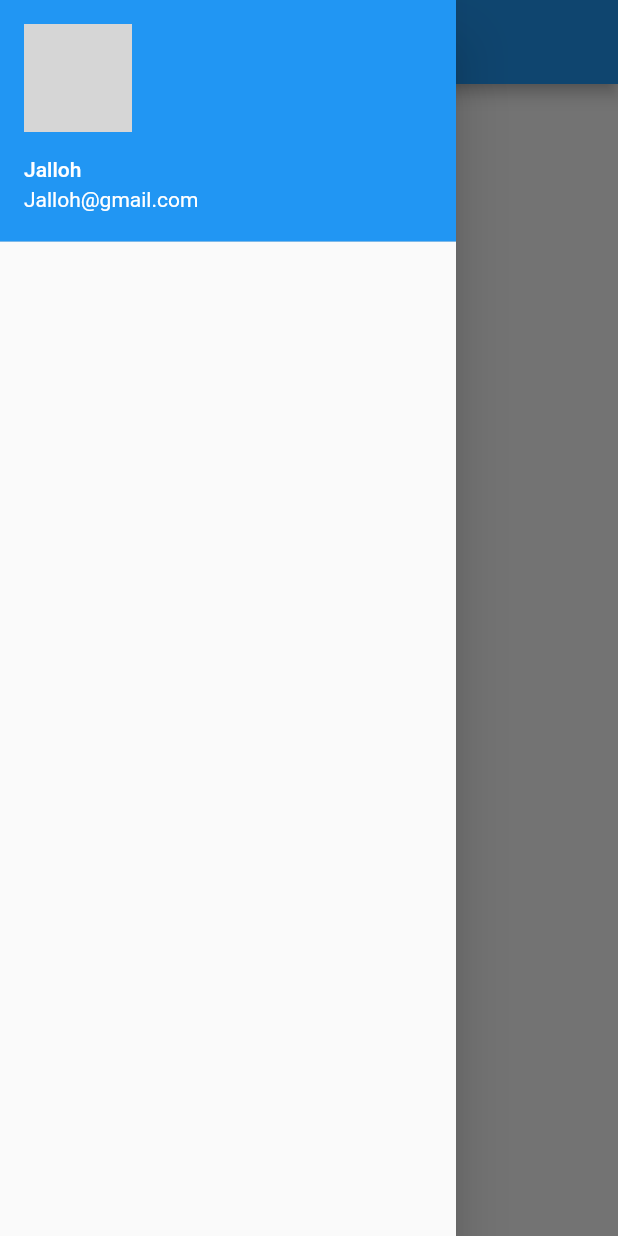
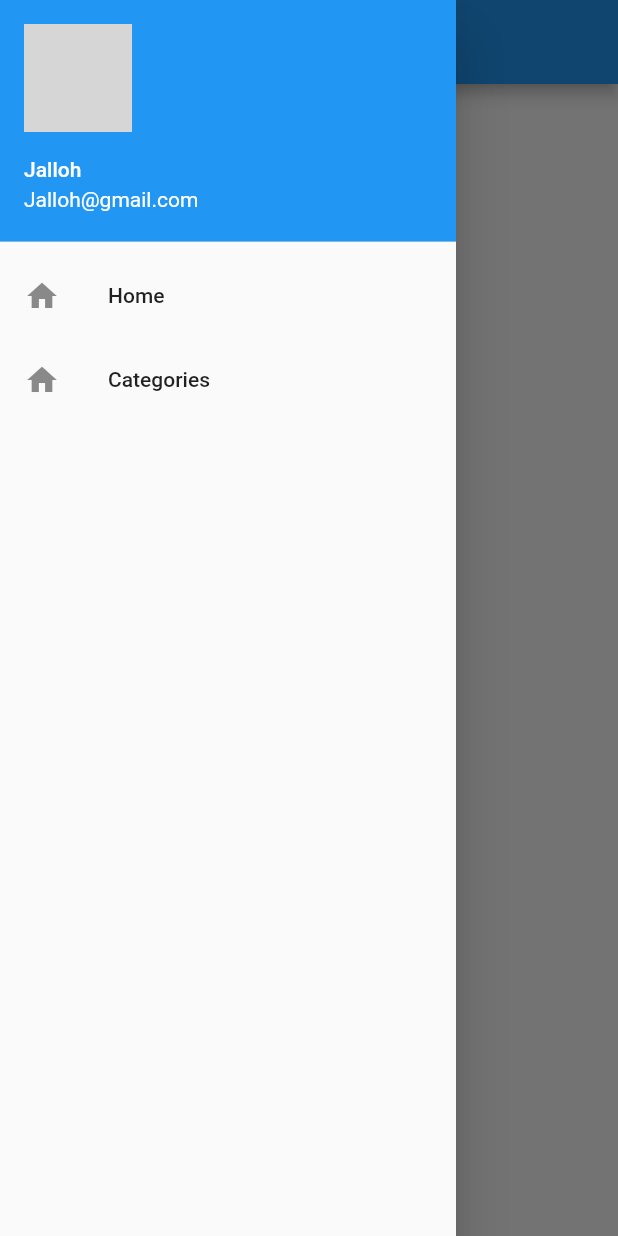
Before and after one commit to Codewithjalloh/dolist_sqllite_app, a Flutter app: the screen it shows after launch, with the side drawer open, on a phone screen of 412 x 824 dp. Run offline on Flutter 3.47's test engine with Material 2 defaults, Android fonts, the phone set to English and light mode, and no system bars; network calls fail; grey boxes are pictures that could not be loaded.

Commit message:
added category_screen and home_screen

```diff
--- a/lib/helpers/drawer_navigation.dart
+++ b/lib/helpers/drawer_navigation.dart
@@ -1,4 +1,6 @@
 import 'package:flutter/material.dart';
+import 'package:dolist_sqllite_app/screen/home_screen.dart';
+import 'package:dolist_sqllite_app/screen/category_screen.dart';
 
 class DrawerNavigation extends StatefulWidget {
   const DrawerNavigation({Key? key}) : super(key: key);
@@ -23,6 +25,19 @@ class _DrawerNavigationState extends State<DrawerNavigation> {
               decoration: BoxDecoration(color: Colors.blue),
             ),
 
+            ListTile(
+              leading: Icon(Icons.home),
+              title: Text("Home"),
+              onTap: () => Navigator.of(context).push(MaterialPageRoute(builder: (context) => HomeScreen())),
+            ),
+            ListTile(
+              leading: Icon(Icons.home),
+              title: Text("Categories"),
+              onTap: () => Navigator.of(context).push(MaterialPageRoute(builder: (context) => CategoryScreen())),
+            ),
+
+
+
           ],
         ),
       ),
```
Also changed, not shown: lib/screen/category_screen.dart (added, +15 -0 lines).
